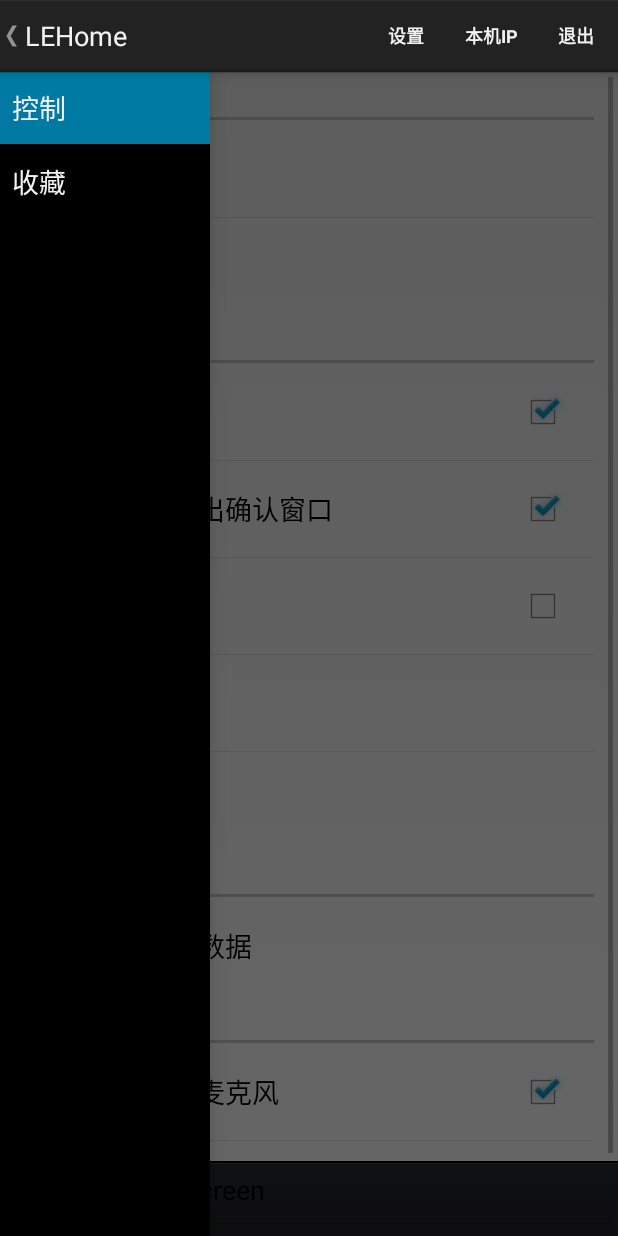
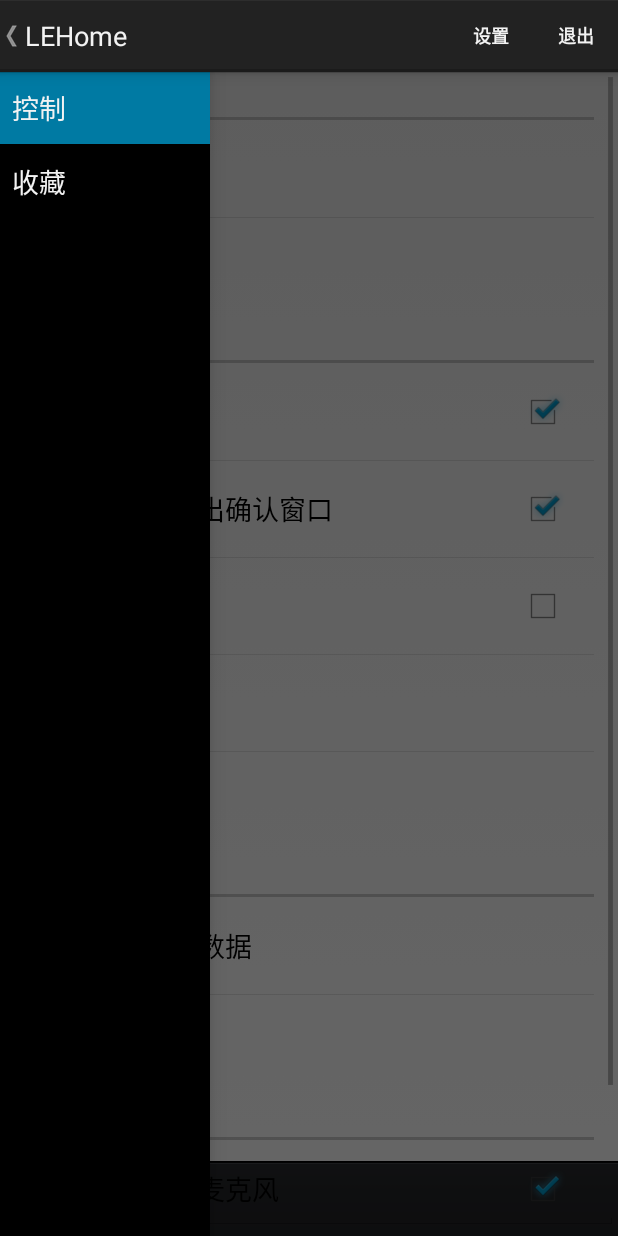
Before and after one commit to legendmohe/LEHomeMobile_android, an Android app: the fragment SettingsFragment placed in its activity, on a phone screen of 412 x 824 dp. Run offline under Robolectric (Android 15) with nearby library versions, the phone set to English and light mode, and no system bars; libraries missing offline, so code that uses them is left out: com.baidu.android, com.baidu.voicerecognition, com.skyfishjy.library, com.squareup.otto; plain views replace SmoothProgressBar; 9 statements that could not run were skipped.

Commit message:
add tool item

```diff
--- a/app/build.gradle
+++ b/app/build.gradle
@@ -42,4 +42,6 @@ dependencies {
     compile files('libs/pushservice-4.2.0.63.jar')
     compile 'com.akexorcist:RoundCornerProgressBar:1.0.0'
     compile 'com.skyfishjy.ripplebackground:library:1.0.1'
+    compile 'com.github.markushi:circlebutton:1.1'
+    compile 'info.hoang8f:fbutton:1.0.5'
 }
--- a/app/src/main/java/my/home/lehome/activity/MainActivity.java
+++ b/app/src/main/java/my/home/lehome/activity/MainActivity.java
@@ -39,7 +39,6 @@ import my.home.lehome.fragment.ChatFragment;
 import my.home.lehome.fragment.NavigationDrawerFragment;
 import my.home.lehome.fragment.ShortcutFragment;
 import my.home.lehome.helper.MessageHelper;
-import my.home.lehome.helper.NetworkHelper;
 import my.home.lehome.util.PushUtils;
 
 
@@ -230,10 +229,6 @@ public class MainActivity extends FragmentActivity
                 // click functions. If your return false it may check the ID of
                 // the event in other item selection functions.
                 return true;
-            case R.id.local_ip_item:
-                String ipString = NetworkHelper.getIPAddress(true);
-                Toast.makeText(this, getResources().getString(R.string.local_ip_item) + ":" + ipString, Toast.LENGTH_SHORT).show();
-                return true;
             case R.id.action_exit:
                 this.finish();
                 PushManager.stopWork(getApplicationContext());
--- a/app/src/main/java/my/home/lehome/fragment/NavigationDrawerFragment.java
+++ b/app/src/main/java/my/home/lehome/fragment/NavigationDrawerFragment.java
@@ -120,7 +120,6 @@ public class NavigationDrawerFragment extends Fragment {
                 new String[]{
                         getString(R.string.title_section1),
                         getString(R.string.title_section2),
-//                        getString(R.string.title_section3),
                 }));
         mDrawerListView.setItemChecked(mCurrentSelectedPosition, true);
         return mDrawerListView;
--- a/app/src/main/java/my/home/lehome/fragment/SettingsFragment.java
+++ b/app/src/main/java/my/home/lehome/fragment/SettingsFragment.java
@@ -31,6 +31,7 @@ import my.home.common.Constants;
 import my.home.lehome.R;
 import my.home.lehome.activity.MainActivity;
 import my.home.lehome.asynctask.LoadAutoCompleteConfAsyncTask;
+import my.home.lehome.helper.NetworkHelper;
 
 public class SettingsFragment extends PreferenceFragment implements OnSharedPreferenceChangeListener {
     @Override
@@ -88,7 +89,7 @@ public class SettingsFragment extends PreferenceFragment implements OnSharedPref
                 addIntent.setAction("com.android.launcher.action.UNINSTALL_SHORTCUT");
                 getActivity().sendBroadcast(addIntent);
                 addIntent.setAction("com.android.launcher.action.INSTALL_SHORTCUT");
-                getActivity().getApplicationContext().sendBroadcast(addIntent);
+                getActivity().sendBroadcast(addIntent);
 
 //                        	ShortcutIconResource icon =
 //                        		    Intent.ShortcutIconResource.fromContext(getActivity(), R.drawable.ic_launcher);
@@ -138,6 +139,15 @@ public class SettingsFragment extends PreferenceFragment implements OnSharedPref
                 return true;
             }
         });
+        button = (Preference) findPreference("local_ip_item");
+        button.setOnPreferenceClickListener(new Preference.OnPreferenceClickListener() {
+            @Override
+            public boolean onPreferenceClick(Preference arg0) {
+                String ipString = NetworkHelper.getIPAddress(true);
+                Toast.makeText(getActivity(), getResources().getString(R.string.pref_local_ip_item) + ":" + ipString, Toast.LENGTH_SHORT).show();
+                return true;
+            }
+        });
     }
 
     @Override
--- a/app/src/main/java/my/home/lehome/view/DelayAutoCompleteTextView.java
+++ b/app/src/main/java/my/home/lehome/view/DelayAutoCompleteTextView.java
@@ -74,4 +74,9 @@ public class DelayAutoCompleteTextView extends AutoCompleteTextView {
         if (!isPopupShowing())
             showDropDown();
     }
+
+    @Override
+    protected void replaceText(CharSequence text) {
+//        super.replaceText(text);
+    }
 }
--- a/app/src/main/res/layout/chat_fragment.xml
+++ b/app/src/main/res/layout/chat_fragment.xml
@@ -91,12 +91,13 @@
                 android:id="@+id/speech_button"
                 android:layout_width="fill_parent"
                 android:layout_height="fill_parent"
-                android:layout_marginBottom="3dp"
+                android:layout_marginBottom="5dp"
                 android:layout_marginRight="5dp"
-                android:layout_marginTop="3dp"
+                android:layout_marginTop="5dp"
                 android:text="@string/button_speech"
                 android:textColor="#eeeeee"
-                android:textSize="@dimen/font_size"
+                android:textSize="16sp"
+                android:background="#ff2e2e2e"
                 android:visibility="invisible" />
 
             <my.home.lehome.view.DelayAutoCompleteTextView
@@ -131,19 +132,19 @@
 
         </RelativeLayout>
 
-        <ProgressBar
-            android:id="@+id/send_msg_progressbar"
-            style="?android:attr/progressBarStyleHorizontal"
-            android:layout_width="fill_parent"
-            android:layout_height="wrap_content"
-            android:layout_alignParentLeft="false"
-            android:layout_alignParentTop="false"
-            android:layout_centerHorizontal="true"
-            android:layout_centerInParent="false"
-            android:layout_centerVertical="false"
-            android:layout_marginTop="-7dp"
-            android:indeterminate="true"
-            android:visibility="invisible" />
+        <!--<ProgressBar-->
+        <!--android:id="@+id/send_msg_progressbar"-->
+        <!--style="?android:attr/progressBarStyleHorizontal"-->
+        <!--android:layout_width="fill_parent"-->
+        <!--android:layout_height="wrap_content"-->
+        <!--android:layout_alignParentLeft="false"-->
+        <!--android:layout_alignParentTop="false"-->
+        <!--android:layout_centerHorizontal="true"-->
+        <!--android:layout_centerInParent="false"-->
+        <!--android:layout_centerVertical="false"-->
+        <!--android:layout_marginTop="-7dp"-->
+        <!--android:indeterminate="true"-->
+        <!--android:visibility="invisible" />-->
         <!--<fr.castorflex.android.smoothprogressbar.SmoothProgressBar-->
         <!--xmlns:android="http://schemas.android.com/apk/res/android"-->
         <!--xmlns:app="http://schemas.android.com/apk/res-auto"-->
--- a/app/src/main/res/menu/global.xml
+++ b/app/src/main/res/menu/global.xml
@@ -20,11 +20,6 @@
         android:showAsAction="withText|ifRoom"
         android:title="@string/action_settings" />
     <item
-        android:id="@+id/local_ip_item"
-        android:orderInCategory="100"
-        android:showAsAction="withText|ifRoom"
-        android:title="@string/local_ip_item" />
-    <item
         android:id="@+id/action_exit"
         android:orderInCategory="100"
         android:showAsAction="withText|ifRoom"
--- a/app/src/main/res/values/strings.xml
+++ b/app/src/main/res/values/strings.xml
@@ -57,7 +57,7 @@
     <string name="copy_to_input">复制到输入框</string>
     <string name="edittext_hint">输入命令</string>
     <string name="title_activity_settings">设置</string>
-    <string name="local_ip_item">本机ip</string>
+    <string name="pref_local_ip_item">显示本机ip</string>
     <string name="action_exit">退出</string>
     <string name="add_shortcut_item">添加</string>
     <string name="copy_shortcut_item">复制</string>
--- a/app/src/main/res/xml/preferences.xml
+++ b/app/src/main/res/xml/preferences.xml
@@ -49,6 +49,9 @@
         <Preference
             android:title="@string/pref_load_auto_item"
             android:key="load_auto_item" />
+        <Preference
+            android:title="@string/pref_local_ip_item"
+            android:key="local_ip_item" />
     </PreferenceCategory>
     <PreferenceCategory android:title="@string/pref_others_profile">
         <CheckBoxPreference
```
Also changed, not shown: app/src/main/java/my/home/lehome/fragment/ChatFragment.java (+40 -35 lines), model/src/main/java/my/home/model/datasource/AutoCompleteItemDataSourceImpl.java (+24 -2 lines), model/src/main/java/my/home/model/entities/AutoCompleteToolItem.java (added, +39 -0 lines), 7 other files.
